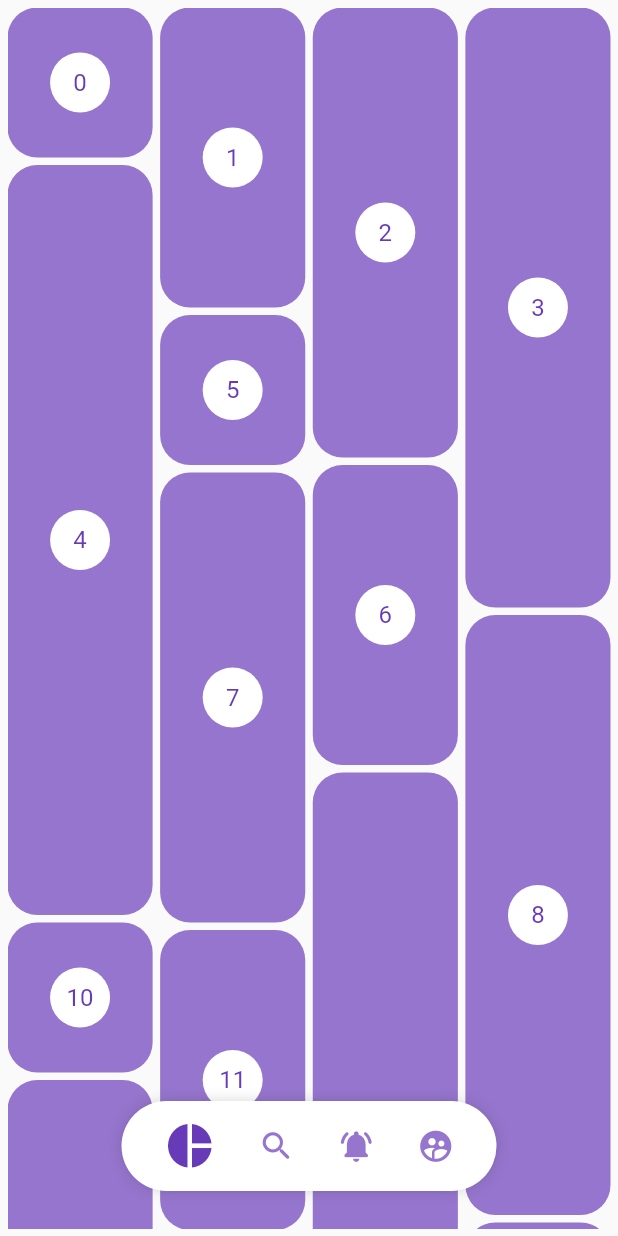
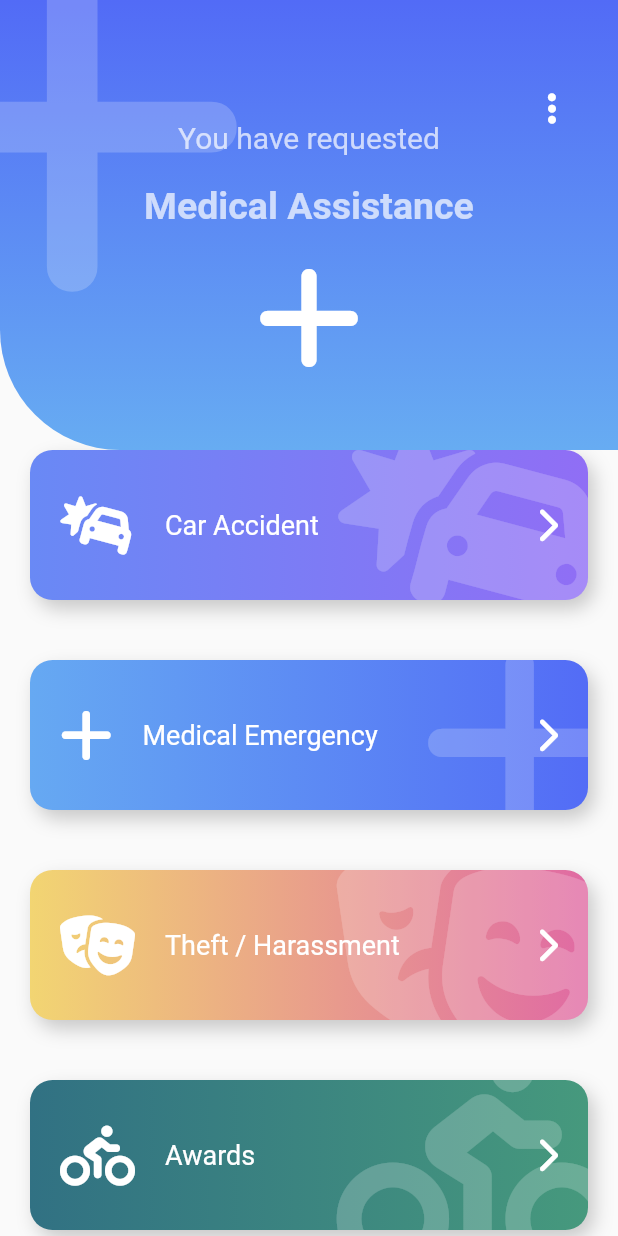
Before and after one commit to GeriCyber/flutter_custom_designs_animations, a Flutter app: the screen it shows after launch, on a phone screen of 412 x 824 dp. Run offline on Flutter 3.47's test engine with Material 2 defaults, Android fonts, the phone set to English and light mode, and no system bars; our stand-ins replace animate_do, flutter_svg, font_awesome_flutter.

Commit message:
Custom dashboard with card buttons

```diff
--- a/lib/main.dart
+++ b/lib/main.dart
@@ -1,5 +1,4 @@
-import 'package:custom_designs/src/screens/pinterest_grid.dart';
-import 'package:custom_designs/src/screens/slideshow.dart';
+import 'package:custom_designs/src/screens/cards_dashboard_screen.dart';
 import 'package:flutter/material.dart';
 
 void main() => runApp(const MyApp());
@@ -12,7 +11,7 @@ class MyApp extends StatelessWidget {
     return const MaterialApp(
       title: 'Custom designs',
       debugShowCheckedModeBanner: false,
-      home: PinterestGrid()
+      home: CardsDashboardScreen()
     );
   }
 }
--- /dev/null
+++ b/lib/src/constants/dashboard_items.dart
@@ -0,0 +1,31 @@
+import 'package:flutter/cupertino.dart';
+import 'package:font_awesome_flutter/font_awesome_flutter.dart';
+
+class ItemButton {
+  final IconData icon;
+  final String text;
+  final Color primaryColor;
+  final Color secondaryColor;
+
+  ItemButton(
+    this.icon,
+    this.text,
+    this.primaryColor,
+    this.secondaryColor
+  );
+}
+
+final items = <ItemButton>[
+  ItemButton( FontAwesomeIcons.carBurst, 'Car Accident', const Color(0xff6989F5), const Color(0xff906EF5) ),
+  ItemButton( FontAwesomeIcons.plus, 'Medical Emergency', const Color(0xff66A9F2), const Color(0xff536CF6) ),
+  ItemButton( FontAwesomeIcons.masksTheater, 'Theft / Harassment', const Color(0xffF2D572), const Color(0xffE06AA3) ),
+  ItemButton( FontAwesomeIcons.personBiking, 'Awards', const Color(0xff317183), const Color(0xff46997D) ),
+  ItemButton( FontAwesomeIcons.carBurst, 'Car Accident', const Color(0xff6989F5), const Color(0xff906EF5) ),
+  ItemButton( FontAwesomeIcons.plus, 'Medical Emergency', const Color(0xff66A9F2), const Color(0xff536CF6) ),
+  ItemButton( FontAwesomeIcons.masksTheater, 'Theft / Harrasement', const Color(0xffF2D572), const Color(0xffE06AA3) ),
+  ItemButton( FontAwesomeIcons.personBiking, 'Awards', const Color(0xff317183), const Color(0xff46997D) ),
+  ItemButton( FontAwesomeIcons.carBurst, 'Car Accident', const Color(0xff6989F5), const Color(0xff906EF5) ),
+  ItemButton( FontAwesomeIcons.plus, 'Medical Emergency', const Color(0xff66A9F2), const Color(0xff536CF6) ),
+  ItemButton( FontAwesomeIcons.masksTheater, 'Theft / Harrasement', const Color(0xffF2D572), const Color(0xffE06AA3) ),
+  ItemButton( FontAwesomeIcons.personBiking, 'Awards', const Color(0xff317183), const Color(0xff46997D) ),
+];
--- /dev/null
+++ b/lib/src/screens/cards_dashboard_screen.dart
@@ -0,0 +1,78 @@
+import 'package:animate_do/animate_do.dart';
+import 'package:custom_designs/src/widgets/button_card.dart';
+import 'package:flutter/material.dart';
+import 'package:font_awesome_flutter/font_awesome_flutter.dart';
+import '../constants/dashboard_items.dart';
+import '../widgets/headers.dart';
+
+class CardsDashboardScreen extends StatelessWidget {
+  const CardsDashboardScreen({super.key});
+
+  @override
+  Widget build(BuildContext context) {
+    List<Widget> itemsMap = items.map(
+      (item) => FadeInLeft(
+        duration: const Duration(milliseconds: 250),
+        child: ButtonCard(
+          icon: item.icon,
+          text: item.text,
+          primaryColor: item.primaryColor,
+          secondaryColor: item.secondaryColor,
+          onPress: () => print(item.text),
+        ),
+      )
+    ).toList();
+
+    return Scaffold(
+      body: Stack(
+        children: [
+          Container(
+            margin: const EdgeInsets.only(top: 200),
+            child: ListView(
+              physics: const BouncingScrollPhysics(),
+              children: [
+                const SizedBox(height: 80),
+                ...itemsMap
+              ],
+            ),
+          ),
+          const Header()
+        ],
+      )
+    );
+  }
+}
+
+class Header extends StatelessWidget {
+  const Header({
+    Key? key,
+  }) : super(key: key);
+
+  @override
+  Widget build(BuildContext context) {
+    return Stack(
+      children: [
+        const DashboardHeader(
+          icon: FontAwesomeIcons.plus,
+          subtitle: 'You have requested',
+          title: 'Medical Assistance',
+          primaryColor: Color(0xff526BF6),
+          secondaryColor: Color(0xff67ACF2),
+        ),
+        Positioned(
+          right: 0,
+          top: 45,
+          child: RawMaterialButton(
+            onPressed: () {},
+            shape: const CircleBorder(),
+            padding: const EdgeInsets.all(15.0),
+            child: const FaIcon(
+              FontAwesomeIcons.ellipsisVertical,
+              color: Colors.white
+            ),
+          ),
+        )
+      ],
+    );
+  }
+}
--- /dev/null
+++ b/lib/src/widgets/button_card.dart
@@ -0,0 +1,115 @@
+import 'package:flutter/material.dart';
+import 'package:font_awesome_flutter/font_awesome_flutter.dart';
+
+class ButtonCard extends StatelessWidget {
+  final IconData icon;
+  final String text;
+  final Color primaryColor;
+  final Color secondaryColor;
+  final Function() onPress;
+
+  const ButtonCard({
+    super.key,
+    this.icon = FontAwesomeIcons.accessibleIcon,
+    this.primaryColor = Colors.cyan,
+    this.secondaryColor = Colors.lightGreen,
+    required this.text,
+    required this.onPress
+  });
+
+  @override
+  Widget build(BuildContext context) {
+    return GestureDetector(
+      onTap: onPress,
+      child: Stack(
+        children: [
+          _ButtonBackground(
+            icon: icon,
+            primaryColor: primaryColor,
+            secondaryColor: secondaryColor
+          ),
+          Row(
+            mainAxisAlignment: MainAxisAlignment.center,
+            children: [
+              const SizedBox(height: 140, width: 40),
+              FaIcon(
+                icon,
+                size: 40,
+                color: Colors.white,
+              ),
+              const SizedBox(width: 20),
+              Expanded(
+                child: Text(
+                  text,
+                  style: const TextStyle(
+                    color: Colors.white,
+                    fontSize: 18
+                  ),
+                ),
+              ),
+              const FaIcon(
+                FontAwesomeIcons.chevronRight,
+                color: Colors.white,
+              ),
+              const SizedBox(width: 40),
+            ],
+          )
+        ],
+      ),
+    );
+  }
+}
+
+class _ButtonBackground extends StatelessWidget {
+  final IconData icon;
+  final Color primaryColor;
+  final Color secondaryColor;
+
+  const _ButtonBackground({
+    Key? key,
+    required this.icon,
+    required this.primaryColor,
+    required this.secondaryColor,
+  }) : super(key: key);
+
+  @override
+  Widget build(BuildContext context) {
+    return Container(
+      width: double.infinity,
+      height: 100,
+      margin: const EdgeInsets.all(20),
+      decoration: BoxDecoration(
+        boxShadow: [
+            BoxShadow(
+            color: Colors.black.withOpacity(0.2),
+            offset: const Offset(4, 6),
+            blurRadius: 10
+          ),
+        ],
+        borderRadius: BorderRadius.circular(15),
+        gradient: LinearGradient(
+          colors: [
+            primaryColor,
+            secondaryColor
+          ]
+        )
+      ),
+      child: ClipRRect(
+        borderRadius: BorderRadius.circular(15),
+        child: Stack(
+          children: [
+            Positioned(
+              right: -20,
+              top: -20,
+              child: FaIcon(
+                icon,
+                size: 150,
+                color: Colors.white.withOpacity(0.2),
+              ),
+            )
+          ],
+        ),
+      ),
+    );
+  }
+}
--- a/lib/src/widgets/headers.dart
+++ b/lib/src/widgets/headers.dart
@@ -1,4 +1,5 @@
-import 'package:flutter/cupertino.dart';
+import 'package:flutter/material.dart';
+import 'package:font_awesome_flutter/font_awesome_flutter.dart';
 
 class SquareHeader extends StatelessWidget {
   const SquareHeader({super.key});
@@ -288,3 +289,98 @@ class _GradientHeaderPainter extends CustomPainter {
     return true;
   }
 }
+
+class DashboardHeader extends StatelessWidget {
+  final IconData icon;
+  final String title;
+  final String subtitle;
+  final Color primaryColor;
+  final Color secondaryColor;
+
+  const DashboardHeader({
+    super.key,
+    this.primaryColor = Colors.cyan,
+    this.secondaryColor = Colors.lightGreen,
+    required this.icon,
+    required this.title,
+    required this.subtitle,
+  });
+
+  @override
+  Widget build(BuildContext context) {
+    return Stack(
+      children: [
+        _HeaderBackground(
+          primaryColor: primaryColor,
+          secondaryColor: secondaryColor
+        ),
+        Positioned(
+          top: -50,
+          left: -70,
+          child: FaIcon(
+            icon,
+            size: 270,
+            color: Colors.white.withOpacity(0.2)
+          )
+        ),
+        Column(
+          children: [
+            const SizedBox(height: 80, width: double.infinity,),
+            Text(
+              subtitle,
+              style: TextStyle(
+                fontSize: 20,
+                color: Colors.white.withOpacity(0.7)
+              )
+            ),
+            const SizedBox(height: 20),
+            Text(
+              title,
+              style: TextStyle(
+                fontSize: 25,
+                color: Colors.white.withOpacity(0.7),
+                fontWeight: FontWeight.bold
+              )
+            ),
+            const SizedBox(height: 20),
+            FaIcon(
+              icon,
+              size: 80,
+              color: Colors.white
+            )
+          ],
+        )
+      ],
+    );
+  }
+}
+
+class _HeaderBackground extends StatelessWidget {
+  final Color primaryColor;
+  final Color secondaryColor;
+
+  const _HeaderBackground({
+    Key? key,
+    required this.primaryColor,
+    required this.secondaryColor,
+  }) : super(key: key);
+
+  @override
+  Widget build(BuildContext context) {
+    return Container(
+      width: double.infinity,
+      height: 300,
+      decoration: BoxDecoration(
+        borderRadius: const BorderRadius.only(bottomLeft: Radius.circular(80)),
+        gradient: LinearGradient(
+          colors: <Color>[
+            primaryColor,
+            secondaryColor,
+          ],
+          begin: Alignment.topCenter,
+          end: Alignment.bottomCenter
+        )
+      ),
+    );
+  }
+}
--- a/pubspec.yaml
+++ b/pubspec.yaml
@@ -21,12 +21,14 @@ environment:
   sdk: '>=2.18.6 <3.0.0'
 
 dependencies:
+  animate_do: ^3.0.2
   cupertino_icons: ^1.0.2
   flutter:
     sdk: flutter
+  flutter_staggered_grid_view: ^0.6.2
   flutter_svg: ^0.21.0
+  font_awesome_flutter: ^10.3.0
   provider: ^6.0.5
-  flutter_staggered_grid_view: ^0.6.2
 
 dev_dependencies:
   flutter_lints: ^2.0.0
```
Also changed, not shown: pubspec.lock.
